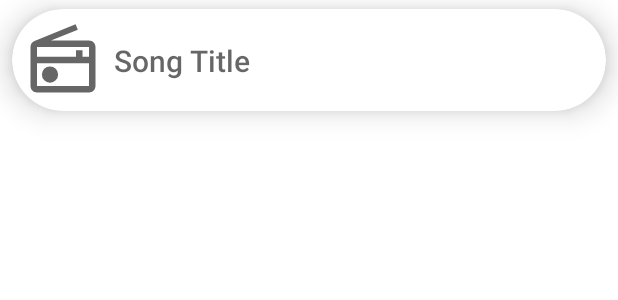
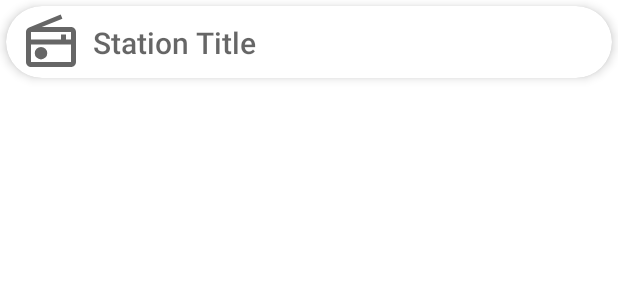
Before and after one commit to hellcat707hp/GTRadio, an Android app: the layout fragment_stationitem.xml on its own in the app's theme, with its tools: preview values and no code run, on a phone screen of 412 x 824 dp. Shown: the top 300 px of the screen. Run offline under Robolectric (Android 15) with nearby library versions, the phone set to English and light mode, and no system bars; network calls fail.

Commit message:
Styling updates

```diff
--- a/app/src/main/AndroidManifest.xml
+++ b/app/src/main/AndroidManifest.xml
@@ -19,7 +19,8 @@
         </activity>
         <activity
             android:name=".SettingsActivity"
-            android:label="@string/title_activity_settings" >
+            android:label="@string/title_activity_settings"
+            android:theme="@style/Theme.GTRadio.PreferencesTheme">
             <meta-data android:name="android.support.PARENT_ACTIVITY" android:value=".MainActivity"/>
 
         </activity>
--- a/app/src/main/res/layout/fragment_stationitem.xml
+++ b/app/src/main/res/layout/fragment_stationitem.xml
@@ -4,12 +4,12 @@
     xmlns:tools="http://schemas.android.com/tools"
     android:layout_width="match_parent"
     android:layout_height="wrap_content"
-    android:layout_marginStart="8dp"
-    android:layout_marginTop="6dp"
-    android:layout_marginEnd="8dp"
-    android:layout_marginBottom="6dp"
+    android:layout_marginStart="4dp"
+    android:layout_marginTop="4dp"
+    android:layout_marginEnd="4dp"
+    android:layout_marginBottom="4dp"
     app:cardCornerRadius="100dp"
-    app:cardElevation="12dp">
+    app:cardElevation="4dp">
 
 
     <androidx.constraintlayout.widget.ConstraintLayout
@@ -18,11 +18,11 @@
 
         <ImageView
             android:id="@+id/albumArt"
-            android:layout_width="52dp"
-            android:layout_height="52dp"
-            android:layout_marginStart="8dp"
-            android:layout_marginTop="8dp"
-            android:layout_marginBottom="8dp"
+            android:layout_width="40dp"
+            android:layout_height="40dp"
+            android:layout_marginStart="10dp"
+            android:layout_marginTop="4dp"
+            android:layout_marginBottom="4dp"
             android:scaleType="centerCrop"
             app:layout_constraintBottom_toBottomOf="parent"
             app:layout_constraintStart_toStartOf="parent"
@@ -42,7 +42,7 @@
             app:layout_constraintRight_toRightOf="parent"
             app:layout_constraintStart_toEndOf="@+id/albumArt"
             app:layout_constraintTop_toTopOf="parent"
-            tools:text="Song Title" />
+            tools:text="Station Title" />
 
     </androidx.constraintlayout.widget.ConstraintLayout>
 
--- a/app/src/main/res/values-night/themes.xml
+++ b/app/src/main/res/values-night/themes.xml
@@ -2,8 +2,8 @@
     <!-- Base application theme. -->
     <style name="Theme.GTRadio" parent="Theme.MaterialComponents.DayNight.DarkActionBar">
         <!-- Primary brand color. -->
-        <item name="colorPrimary">@color/yellow_200</item>
-        <item name="colorPrimaryVariant">@color/yellow_600</item>
+        <item name="colorPrimary">@color/yellow_600</item>
+        <item name="colorPrimaryVariant">@color/yellow_200</item>
         <item name="colorOnPrimary">@color/black</item>
         <!-- Secondary brand color. -->
         <item name="colorSecondary">@color/red_300</item>
@@ -11,6 +11,8 @@
         <item name="colorOnSecondary">@color/black</item>
         <!-- Status bar color. -->
         <item name="android:statusBarColor" tools:targetApi="l">?attr/colorPrimaryVariant</item>
+        <item name="android:windowLightStatusBar">true</item>
+        <item name="titleTextColor">@android:color/black</item>
         <!-- Customize your theme here. -->
     </style>
 
@@ -20,10 +22,23 @@
     </style>
 
     <style name="Theme.GTRadio.AppBarOverlay" parent="ThemeOverlay.AppCompat.Light" >
+        <!-- Manually need to set the background color here for pages like SelectLibrary that arent pulling a background in light mode -->
         <item name="android:colorBackground">#141414</item>
-
     </style>
 
     <style name="Theme.GTRadio.PopupOverlay" parent="ThemeOverlay.AppCompat.Dark" />
 
+    <!-- All of this just to ensure the action bar on Settings has black-on-primary text -->
+    <style name="Theme.GTRadio.PreferencesTheme" parent="Theme.GTRadio">
+        <item name="android:textColorPrimary">@color/white</item>
+        <!-- Set the theme for the action bar -->
+        <item name="actionBarTheme">@style/Theme.GTRadio.PreferencesTheme.ActionBarTheme</item>
+    </style>
+
+    <style name="Theme.GTRadio.PreferencesTheme.ActionBarTheme" parent="@style/ThemeOverlay.AppCompat.Light">
+        <!-- Set color of title of action button and the bar -->
+        <item name="colorControlNormal">@color/white</item>
+        <item name="android:textColorPrimary">@color/white</item>
+    </style>
+
 </resources>
--- a/app/src/main/res/values/themes.xml
+++ b/app/src/main/res/values/themes.xml
@@ -11,6 +11,8 @@
         <item name="colorOnSecondary">@color/white</item>
         <!-- Status bar color. -->
         <item name="android:statusBarColor" tools:targetApi="l">?attr/colorPrimaryVariant</item>
+        <item name="android:windowLightStatusBar">true</item>
+        <item name="titleTextColor">@android:color/black</item>
         <!-- Customize your theme here. -->
     </style>
 
@@ -22,4 +24,17 @@
     <style name="Theme.GTRadio.AppBarOverlay" parent="ThemeOverlay.AppCompat.ActionBar" />
 
     <style name="Theme.GTRadio.PopupOverlay" parent="ThemeOverlay.AppCompat.Light" />
+
+    <!-- All of this just to ensure the action bar on Settings has black-on-primary text -->
+    <style name="Theme.GTRadio.PreferencesTheme" parent="Theme.GTRadio">
+        <item name="android:textColorPrimary">@color/black</item>
+        <!-- Set the theme for the action bar -->
+        <item name="actionBarTheme">@style/Theme.GTRadio.PreferencesTheme.ActionBarTheme</item>
+    </style>
+
+    <style name="Theme.GTRadio.PreferencesTheme.ActionBarTheme" parent="@style/ThemeOverlay.AppCompat.ActionBar">
+        <!-- Set color of title of action bar -->
+        <item name="android:textColorPrimary">@color/black</item>
+    </style>
+
 </resources>
```
